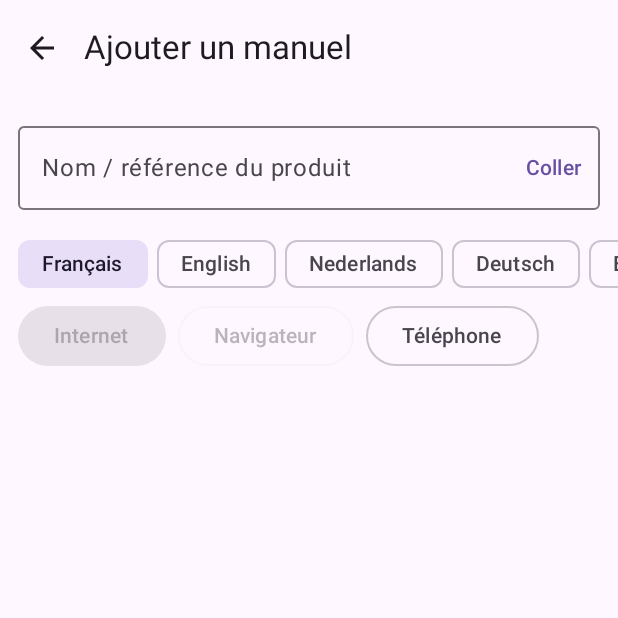
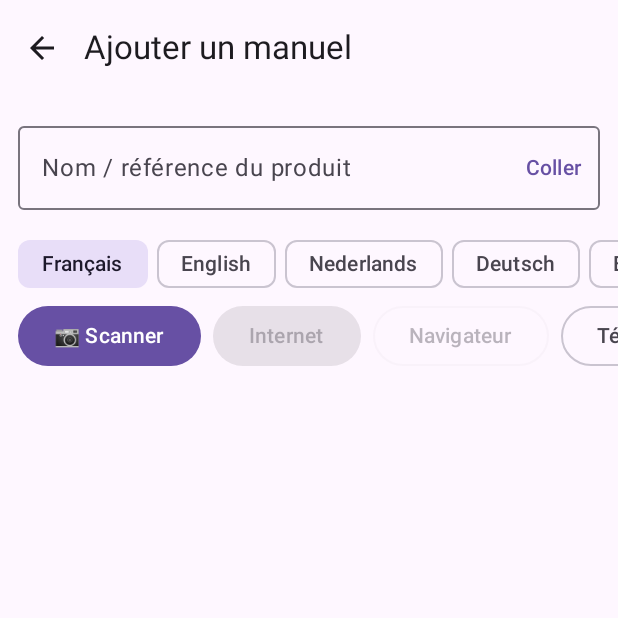
Before and after one commit to olivierharchies-sys/ManPlus, an Android app built with Jetpack Compose: the HomeScreen screen opened through its navigation route, after a tap on "🔎 Rechercher / ajouter un manuel", on a phone screen of 412 x 824 dp, the top half of it. Run offline under Robolectric (Android 15) with nearby library versions, the phone set to English and light mode, and no system bars; libraries missing offline, so code that uses them is left out: com.google.mlkit.vision, com.tom_roush.pdfbox; pictures from the network do not load.

Commit message:
Mise à jour depuis le téléphone

```diff
--- a/app/build.gradle.kts
+++ b/app/build.gradle.kts
@@ -12,8 +12,8 @@ android {
         applicationId = "com.olivier.manplus"
         minSdk = 26
         targetSdk = 35
-        versionCode = 2
-        versionName = "1.1"
+        versionCode = 3
+        versionName = "1.2"
     }
 
     signingConfigs {
@@ -58,4 +58,6 @@ dependencies {
     implementation("com.tom-roush:pdfbox-android:2.0.27.0")
     // Gemini Nano (on-device, ML Kit GenAI Prompt API)
     implementation("com.google.mlkit:genai-prompt:1.0.0-alpha1")
+    // Scan QR / code-barres (Google Code Scanner, sans permission caméra)
+    implementation("com.google.android.gms:play-services-code-scanner:16.1.0")
 }
--- a/app/src/main/AndroidManifest.xml
+++ b/app/src/main/AndroidManifest.xml
@@ -21,6 +21,10 @@
             </intent-filter>
         </activity>
 
+        <meta-data
+            android:name="com.google.mlkit.vision.DEPENDENCIES"
+            android:value="barcode_ui" />
+
         <provider
             android:name="androidx.core.content.FileProvider"
             android:authorities="${applicationId}.files"
--- a/app/src/main/java/com/olivier/manplus/MainActivity.kt
+++ b/app/src/main/java/com/olivier/manplus/MainActivity.kt
@@ -43,7 +43,10 @@ fun AppNav() {
     NavHost(nav, startDestination = "home") {
         composable("home") { HomeScreen(nav) }
         composable("library") { LibraryScreen(nav) }
-        composable("search") { SearchScreen(nav) }
+        composable(
+            "search?scan={scan}",
+            arguments = listOf(navArgument("scan") { type = NavType.BoolType; defaultValue = false })
+        ) { SearchScreen(nav, it.arguments?.getBoolean("scan") ?: false) }
         composable("settings") { SettingsScreen(nav) }
         composable(
             "browser?url={url}&p={p}",
--- a/app/src/main/java/com/olivier/manplus/ui/LibraryScreens.kt
+++ b/app/src/main/java/com/olivier/manplus/ui/LibraryScreens.kt
@@ -70,6 +70,8 @@ import androidx.compose.ui.text.style.TextOverflow
 import androidx.compose.ui.unit.dp
 import androidx.navigation.NavController
 import com.olivier.manplus.ai.NanoEngine
+import com.google.mlkit.vision.barcode.common.Barcode
+import com.google.mlkit.vision.codescanner.GmsBarcodeScanning
 import com.olivier.manplus.data.LANGS
 import com.olivier.manplus.data.Manual
 import com.olivier.manplus.data.NotPdfException
@@ -134,6 +136,7 @@ fun HomeScreen(nav: NavController) {
             }
             MenuTile("📚  Mes manuels (${list.size})") { nav.navigate("library") }
             MenuTile("🔎  Rechercher / ajouter un manuel") { nav.navigate("search") }
+            MenuTile("📷  Scanner QR code / code-barres") { nav.navigate("search?scan=true") }
             MenuTile("⚙  Réglages") { nav.navigate("settings") }
         }
     }
@@ -205,7 +208,7 @@ fun LibraryScreen(nav: NavController) {
 
 // ---------------- Recherche ----------------
 @Composable
-fun SearchScreen(nav: NavController) {
+fun SearchScreen(nav: NavController, autoScan: Boolean = false) {
     val ctx = LocalContext.current
     val scope = rememberCoroutineScope()
     var product by rememberSaveable { mutableStateOf("") }
@@ -245,6 +248,45 @@ fun SearchScreen(nav: NavController) {
         }
     }
 
+    // ---- Scan QR / code-barres (Google Code Scanner, sans permission caméra) ----
+    fun onCode(b: Barcode) {
+        val raw = b.rawValue?.trim().orEmpty()
+        if (raw.isEmpty()) return
+        val url = b.url?.url ?: raw.takeIf { it.startsWith("http://") || it.startsWith("https://") }
+        when {
+            url != null -> {
+                info = "QR : $url"
+                if (WebSearch.looksPdf(url)) open(WebSearch.Result(product.ifBlank { "Manuel" }, url, ""))
+                else nav.navigate("browser?url=${Uri.encode(url)}&p=${Uri.encode(product)}")
+            }
+            b.format in setOf(Barcode.FORMAT_EAN_13, Barcode.FORMAT_EAN_8, Barcode.FORMAT_UPC_A, Barcode.FORMAT_UPC_E) -> {
+                info = "Code-barres $raw : recherche du produit…"
+                loading = true
+                scope.launch {
+                    val name = WebSearch.productName(raw)
+                    loading = false
+                    info = if (name != null) "Code-barres $raw → $name" else "Code-barres $raw : produit inconnu, recherche du code"
+                    product = name ?: raw
+                    doSearch()
+                }
+            }
+            else -> { product = raw; info = "Code lu : $raw"; doSearch() }
+        }
+    }
+
+    fun scan() {
+        try {
+            GmsBarcodeScanning.getClient(ctx).startScan()
+                .addOnSuccessListener { onCode(it) }
+                .addOnFailureListener { Toast.makeText(ctx, "Scan impossible : ${it.message}", Toast.LENGTH_LONG).show() }
+        } catch (e: Exception) {
+            Toast.makeText(ctx, "Scanner indisponible : ${e.message}", Toast.LENGTH_LONG).show()
+        }
+    }
+
+    var scanned by rememberSaveable { mutableStateOf(false) }
+    LaunchedEffect(autoScan) { if (autoScan && !scanned) { scanned = true; scan() } }
+
     Scaffold(topBar = {
         TopAppBar(title = { Text("Ajouter un manuel") }, navigationIcon = {
             IconButton({ nav.popBackStack() }) { Icon(Icons.AutoMirrored.Filled.ArrowBack, "Retour") }
@@ -272,7 +314,11 @@ fun SearchScreen(nav: NavController) {
                     )
                 }
             }
-            Row(Modifier.padding(horizontal = 12.dp), horizontalArrangement = Arrangement.spacedBy(8.dp)) {
+            Row(
+                Modifier.horizontalScroll(rememberScrollState()).padding(horizontal = 12.dp),
+                horizontalArrangement = Arrangement.spacedBy(8.dp)
+            ) {
+                Button({ scan() }) { Text("📷 Scanner") }
                 Button({ doSearch() }, enabled = product.isNotBlank() && !loading) { Text("Internet") }
                 OutlinedButton({
                     val u = WebSearch.googleUrl(product.trim(), lang)
```
Also changed, not shown: app/src/main/java/com/olivier/manplus/data/WebSearch.kt (+25 -0 lines).
